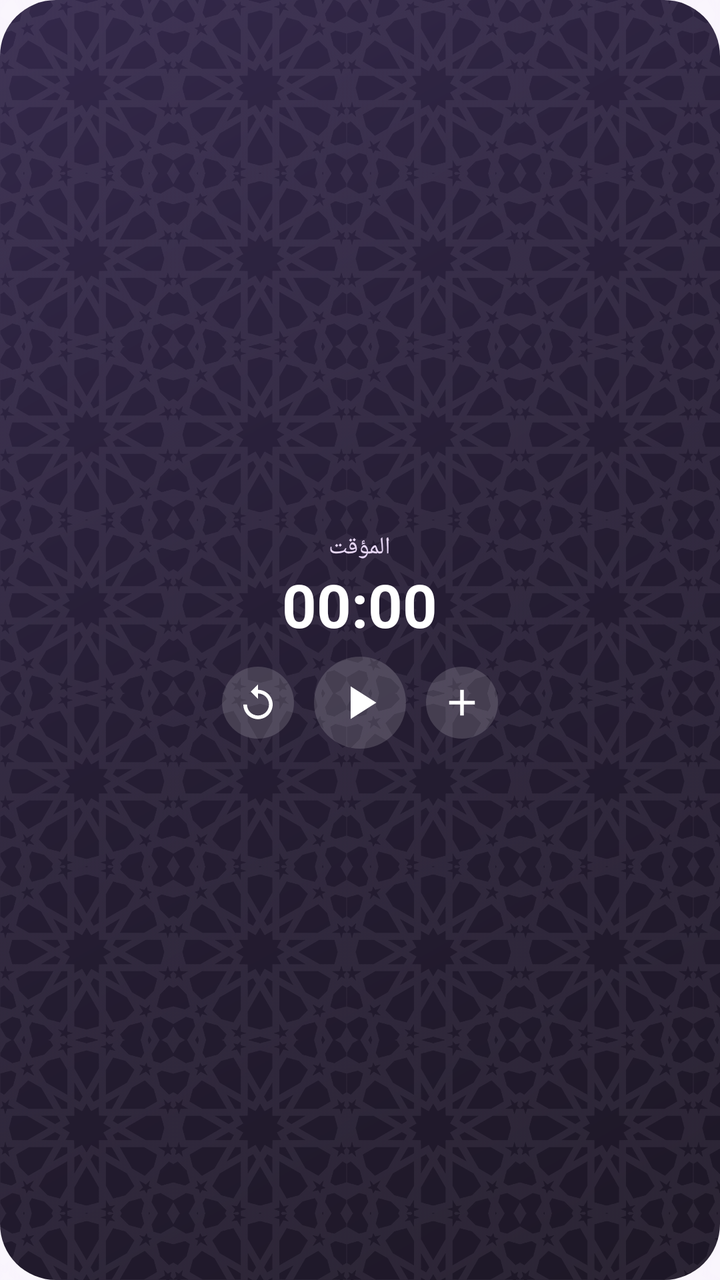
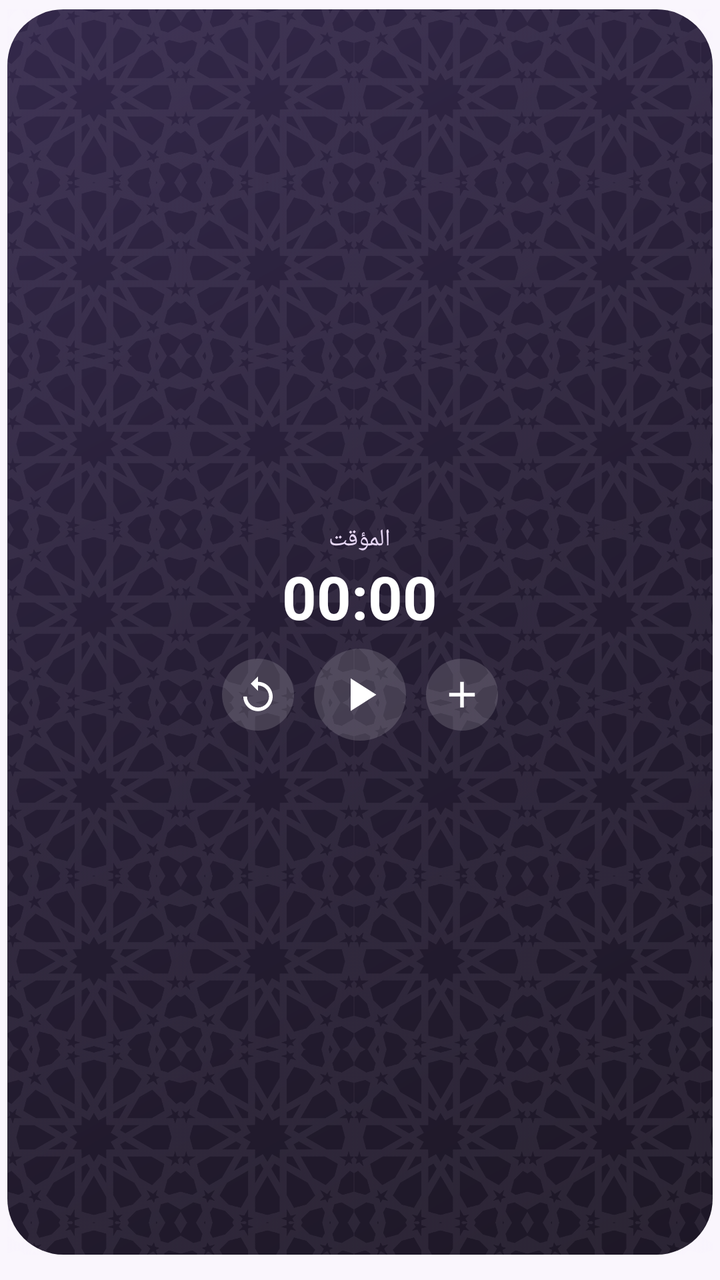

An Android layout rendered at two revisions. The XML below is the earlier revision; the diff shows what the commit changed to produce the second picture.
<!-- AndroidManifest.xml: application theme AppTheme -->
<!-- res/layout/widget_timer.xml -->
<?xml version="1.0" encoding="utf-8"?>
<FrameLayout xmlns:android="http://schemas.android.com/apk/res/android" android:id="@+id/widget_root" android:layout_width="match_parent" android:layout_height="match_parent" android:layoutDirection="rtl">
    <ImageView android:id="@+id/wbg" android:layout_width="match_parent" android:layout_height="match_parent" android:clipToOutline="true" android:scaleType="fitXY" android:src="@drawable/wbg_auto_2" android:contentDescription="@null" />
    <LinearLayout android:layout_width="match_parent" android:layout_height="match_parent" android:orientation="vertical" android:gravity="center" android:padding="10dp">
        <TextView android:id="@+id/c_label" android:layout_width="wrap_content" android:layout_height="wrap_content" android:text="المؤقت" android:textColor="#E6D6F5" android:textSize="12dp"  android:maxLines="1" />
        <Chronometer android:id="@+id/c_chrono" android:layout_width="wrap_content" android:layout_height="wrap_content" android:textColor="#FFFFFF" android:textSize="30dp" android:textStyle="bold" android:layoutDirection="ltr" />
        <TextView android:id="@+id/c_sub" android:layout_width="wrap_content" android:layout_height="wrap_content" android:text="" android:textColor="#FFB066" android:textSize="11dp"  android:maxLines="1" android:visibility="gone"/>
        <LinearLayout android:layout_width="wrap_content" android:layout_height="wrap_content" android:layout_marginTop="6dp" android:orientation="horizontal" android:gravity="center" android:layoutDirection="ltr">
            <ImageView android:id="@+id/c_b1" android:layout_width="36dp" android:layout_height="36dp" android:layout_marginStart="5dp" android:layout_marginEnd="5dp" android:padding="7dp" android:background="@drawable/w_btn" android:src="@drawable/ic_c_reset" android:scaleType="fitCenter" android:contentDescription="c_b1" /><ImageView android:id="@+id/c_b2" android:layout_width="46dp" android:layout_height="46dp" android:layout_marginStart="5dp" android:layout_marginEnd="5dp" android:padding="9dp" android:background="@drawable/w_btn" android:src="@drawable/ic_p_play" android:scaleType="fitCenter" android:contentDescription="c_b2" /><ImageView android:id="@+id/c_b3" android:layout_width="36dp" android:layout_height="36dp" android:layout_marginStart="5dp" android:layout_marginEnd="5dp" android:padding="7dp" android:background="@drawable/w_btn" android:src="@drawable/ic_c_plus" android:scaleType="fitCenter" android:contentDescription="c_b3" />
        </LinearLayout>
    </LinearLayout>
</FrameLayout>
<!-- resources referenced by this layout -->
<resources>
  <!-- drawable ic_c_plus (drawable) -->
  <vector xmlns:android="http://schemas.android.com/apk/res/android" android:width="24dp" android:height="24dp" android:viewportWidth="24" android:viewportHeight="24">
      <path android:fillColor="#FFFFFFFF" android:pathData="M19,13h-6v6h-2v-6H5v-2h6V5h2v6h6v2z"/>
  </vector>
  <!-- drawable ic_c_reset (drawable) -->
  <vector xmlns:android="http://schemas.android.com/apk/res/android" android:width="24dp" android:height="24dp" android:viewportWidth="24" android:viewportHeight="24">
      <path android:fillColor="#FFFFFFFF" android:pathData="M12,5V2L8,6l4,4V7c3.31,0 6,2.69 6,6s-2.69,6 -6,6s-6,-2.69 -6,-6H4c0,4.42 3.58,8 8,8s8,-3.58 8,-8s-3.58,-8 -8,-8z"/>
  </vector>
  <!-- drawable ic_p_play (drawable) -->
  <vector xmlns:android="http://schemas.android.com/apk/res/android" android:width="24dp" android:height="24dp" android:viewportWidth="24" android:viewportHeight="24">
      <path android:fillColor="#FFFFFFFF" android:pathData="M8,5v14l11,-7z"/>
  </vector>
  <!-- drawable w_btn (drawable) -->
  <?xml version="1.0" encoding="utf-8"?>
  <shape xmlns:android="http://schemas.android.com/apk/res/android" android:shape="oval">
      <solid android:color="#26FFFFFF" />
  </shape>
  <!-- drawable wbg_auto_2 (drawable) -->
  <?xml version="1.0" encoding="utf-8"?>
  <layer-list xmlns:android="http://schemas.android.com/apk/res/android">
      <item><shape android:shape="rectangle"><gradient android:angle="315" android:startColor="#33284A" android:centerColor="#251D33" android:endColor="#1D1726" /><corners android:radius="28dp" /></shape></item>
      <item><bitmap android:src="@drawable/wpat_night" android:tileMode="mirror" /></item>
  </layer-list>
  <style name="AppTheme" parent="@android:style/Theme.Material.Light.NoActionBar">
          <item name="android:windowBackground">@color/bg</item>
          <item name="android:statusBarColor">@color/bg</item>
          <item name="android:navigationBarColor">@color/bg</item>
          <item name="android:colorAccent">@color/orange</item>
          <item name="android:colorPrimary">@color/purple</item>
      </style>
  <!-- drawable wpat_night: png bitmap (drawable-nodpi, 44057 bytes) -->
  <color name="bg">#FAF6FD</color>
  <color name="orange">#F28A32</color>
  <color name="purple">#7137A8</color>
</resources>

<!-- the commit's change to res/layout/widget_timer.xml (unified diff, before → after) -->
@@ -1,5 +1,5 @@
 <?xml version="1.0" encoding="utf-8"?>
-<FrameLayout xmlns:android="http://schemas.android.com/apk/res/android" android:id="@+id/widget_root" android:layout_width="match_parent" android:layout_height="match_parent" android:layoutDirection="rtl">
+<FrameLayout xmlns:android="http://schemas.android.com/apk/res/android" android:id="@+id/widget_root" android:layout_width="match_parent" android:layout_height="match_parent" android:layoutDirection="rtl" android:paddingStart="3.5dp" android:paddingEnd="3.5dp" android:paddingTop="4.5dp" android:paddingBottom="12.5dp">
     <ImageView android:id="@+id/wbg" android:layout_width="match_parent" android:layout_height="match_parent" android:clipToOutline="true" android:scaleType="fitXY" android:src="@drawable/wbg_auto_2" android:contentDescription="@null" />
     <LinearLayout android:layout_width="match_parent" android:layout_height="match_parent" android:orientation="vertical" android:gravity="center" android:padding="10dp">
         <TextView android:id="@+id/c_label" android:layout_width="wrap_content" android:layout_height="wrap_content" android:text="المؤقت" android:textColor="#E6D6F5" android:textSize="12dp"  android:maxLines="1" />
